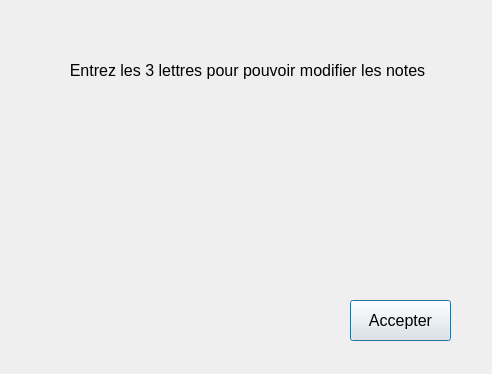
First picture: the form in jeu_educatif/enigmadialog.ui, repository Charles-Svg/Projet_L3_jeu_educatif, before the edit.
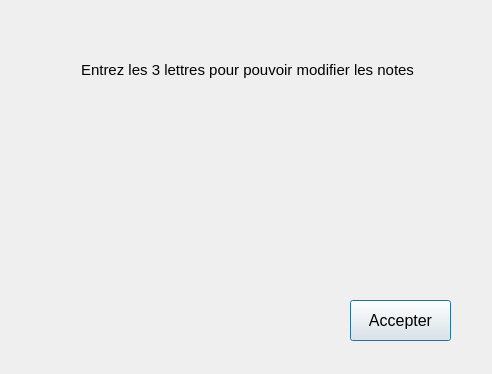
Second picture: the form after the edit.

```diff
--- a/jeu_educatif/enigmadialog.ui
+++ b/jeu_educatif/enigmadialog.ui
@@ -10,6 +10,12 @@
     <height>374</height>
    </rect>
   </property>
+  <property name="sizePolicy">
+   <sizepolicy hsizetype="Fixed" vsizetype="Fixed">
+    <horstretch>0</horstretch>
+    <verstretch>0</verstretch>
+   </sizepolicy>
+  </property>
   <property name="windowTitle">
    <string>Dialog</string>
   </property>
@@ -78,7 +84,7 @@
       </property>
       <property name="font">
        <font>
-        <pointsize>12</pointsize>
+        <pointsize>11</pointsize>
        </font>
       </property>
       <property name="text">
```
